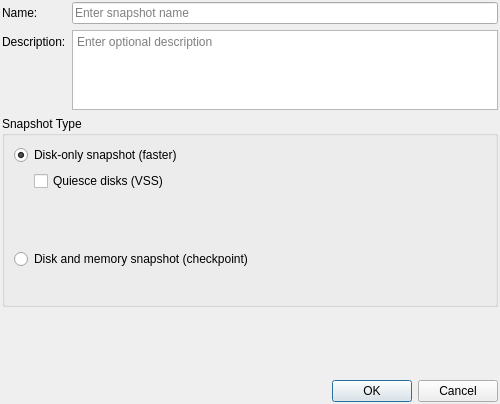
Old version of the form src/xenadmin-ui/dialogs/vmsnapshotdialog.ui in the repository benapetr/XenAdminQt.
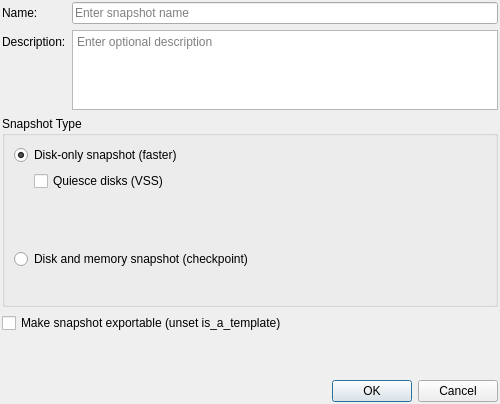
New version of the form.

Commit message: Add optional exportable snapshots

```diff
--- a/src/xenadmin-ui/dialogs/vmsnapshotdialog.ui
+++ b/src/xenadmin-ui/dialogs/vmsnapshotdialog.ui
@@ -213,6 +213,19 @@
      </layout>
     </widget>
    </item>
+   <item>
+    <widget class="QCheckBox" name="makeExportableCheckBox">
+     <property name="toolTip">
+      <string>Clears is_a_template after creation so xe vm-export can select this snapshot. It remains a snapshot. XVA imports will create a VM instead of a template.</string>
+     </property>
+     <property name="text">
+      <string>Make snapshot exportable (unset is_a_template)</string>
+     </property>
+     <property name="checked">
+      <bool>false</bool>
+     </property>
+    </widget>
+   </item>
    <item>
     <spacer name="verticalSpacer">
      <property name="orientation">
```
The commit also changes 10 other files.
